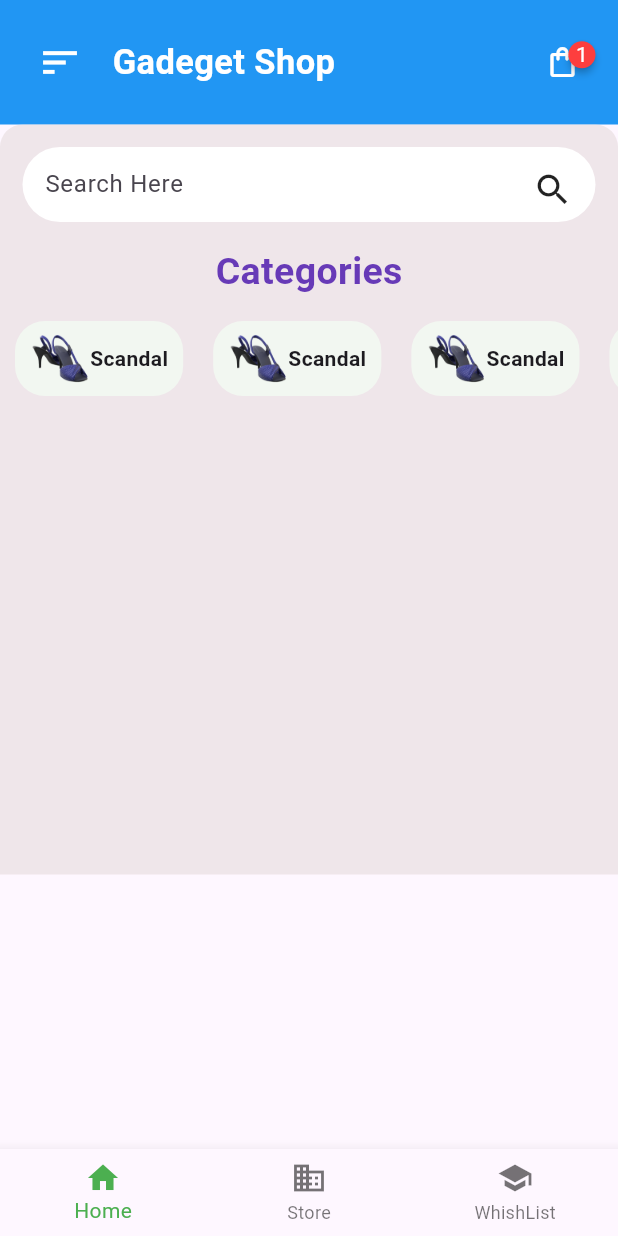
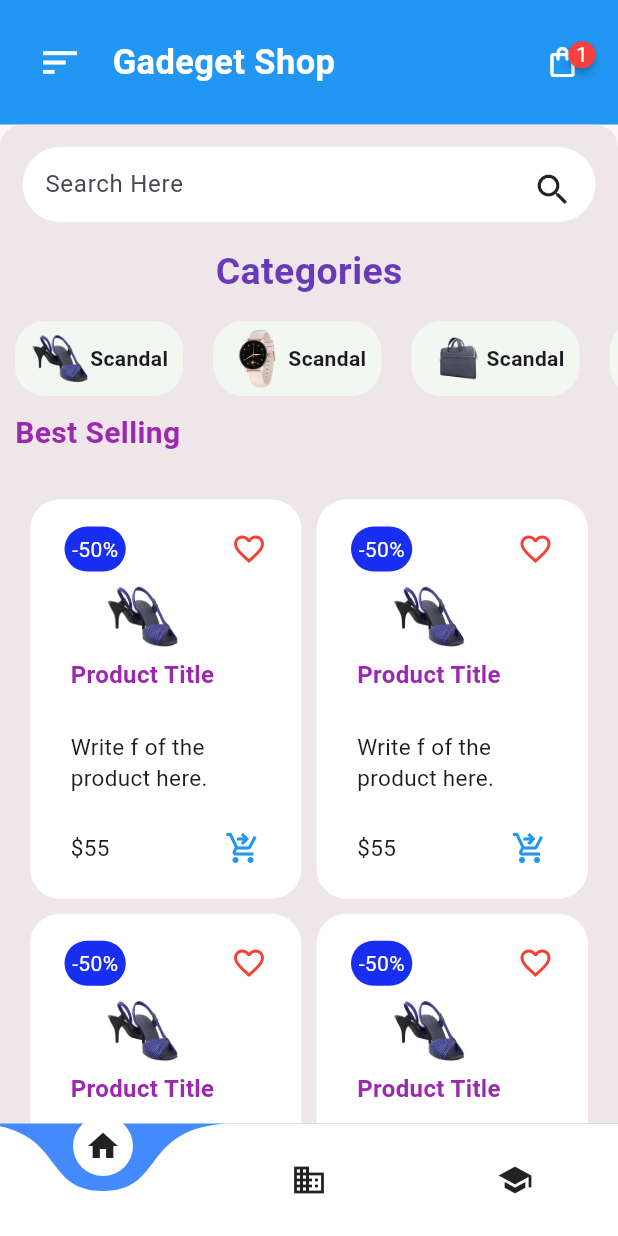
Before and after one commit to pranesh12/gadget_shop_app, a Flutter app: the screen it shows after launch, on a phone screen of 412 x 824 dp. Run offline on Flutter 3.47's test engine with Material 3 defaults, Android fonts, the phone set to English and light mode, and no system bars; drawn by our look-alikes of badges, curved_navigation_bar.

Commit message:
card added and curved animation added for bottom navigation

```diff
--- a/lib/screens/home.dart
+++ b/lib/screens/home.dart
@@ -1,3 +1,4 @@
+import 'package:curved_navigation_bar/curved_navigation_bar.dart';
 import 'package:flutter/material.dart';
 import 'package:gadget_shop/screens/front.dart';
 import 'package:gadget_shop/screens/store.dart';
@@ -29,16 +30,15 @@ class _HomeState extends State<Home> {
   Widget build(BuildContext context) {
     return Scaffold(
       body: screens[selectedIdx],
-      bottomNavigationBar: BottomNavigationBar(
+      bottomNavigationBar: CurvedNavigationBar(
         items: const [
-          BottomNavigationBarItem(icon: Icon(Icons.home), label: "Home"),
-          BottomNavigationBarItem(icon: Icon(Icons.business), label: "Store"),
-          BottomNavigationBarItem(icon: Icon(Icons.school), label: "WhishList"),
+          Icon(Icons.home),
+          Icon(Icons.business),
+          Icon(Icons.school),
           // BottomNavigationBarItem(icon: Icon(Icons.school), label: "Profile"),
         ],
-        currentIndex: selectedIdx,
+        index: selectedIdx,
         onTap: _onTap,
-        selectedItemColor: Colors.green,
       ),
     );
   }
--- a/lib/widgets/categories.dart
+++ b/lib/widgets/categories.dart
@@ -14,18 +14,18 @@ class _CategoriesState extends State<Categories> {
       scrollDirection: Axis.horizontal,
       child: Row(
         children: [
-          for (int i = 0; i < 8; i++)
+          for (int i = 1; i < 5; i++)
             Container(
               margin: const EdgeInsets.symmetric(horizontal: 10),
               padding: const EdgeInsets.symmetric(vertical: 5, horizontal: 10),
               decoration: BoxDecoration(
-                  color: Color.fromARGB(255, 242, 247, 241),
+                  color: const Color.fromARGB(255, 242, 247, 241),
                   borderRadius: BorderRadius.circular(20)),
               child: Row(
                 crossAxisAlignment: CrossAxisAlignment.center,
                 children: [
                   Image.asset(
-                    "assets/images/1.png",
+                    "assets/images/$i.png",
                     height: 40,
                     width: 40,
                   ),
--- /dev/null
+++ b/lib/widgets/items_widget.dart
@@ -0,0 +1,122 @@
+import 'package:flutter/material.dart';
+
+class ItemsWidget extends StatefulWidget {
+  const ItemsWidget({super.key});
+
+  @override
+  _ItemsWidgetState createState() => _ItemsWidgetState();
+}
+
+class _ItemsWidgetState extends State<ItemsWidget> {
+  @override
+  Widget build(BuildContext context) {
+    return GridView.count(
+      childAspectRatio: 0.68,
+      mainAxisSpacing: 10,
+      crossAxisSpacing: 10,
+      shrinkWrap: true,
+      padding: const EdgeInsets.all(20),
+      physics: NeverScrollableScrollPhysics(),
+      crossAxisCount: 2,
+      children: [
+        for (int i = 1; i < 8; i++)
+          Container(
+            padding: const EdgeInsets.only(left: 15, right: 15, top: 10),
+            decoration: BoxDecoration(
+              color: Colors.white,
+              borderRadius: BorderRadius.circular(20),
+            ),
+            child: Column(
+              crossAxisAlignment: CrossAxisAlignment.start,
+              children: [
+                Padding(
+                  padding: const EdgeInsets.all(8.0),
+                  child: Row(
+                    mainAxisAlignment: MainAxisAlignment.spaceBetween,
+                    children: [
+                      Container(
+                        padding: const EdgeInsets.all(5),
+                        decoration: BoxDecoration(
+                          borderRadius: BorderRadius.circular(20),
+                          color: const Color.fromARGB(255, 24, 46, 241),
+                        ),
+                        child: const Text(
+                          "-50%",
+                          style: TextStyle(color: Colors.white),
+                        ),
+                      ),
+                      const Icon(
+                        Icons.favorite_border,
+                        color: Colors.red,
+                      ),
+                    ],
+                  ),
+                ),
+                // Expanded used for dynamic height based on image size
+                Expanded(
+                  child: InkWell(
+                    onTap: () {},
+                    child: Container(
+                      child: Image.asset(
+                        "assets/images/1.png",
+
+                        height: 120, // Image height can remain fixed
+                        width: 120, // Adjusts the image to fit within the space
+                      ),
+                    ),
+                  ),
+                ),
+                Expanded(
+                  child: Padding(
+                    padding:
+                        const EdgeInsets.symmetric(horizontal: 12, vertical: 5),
+                    child: Text(
+                      "Product Title",
+                      style: const TextStyle(
+                        fontWeight: FontWeight.bold,
+                        color: Colors.purple,
+                        fontSize: 16, // Reduced font size to avoid overflow
+                      ),
+                    ),
+                  ),
+                ),
+                const SizedBox(height: 10),
+                Expanded(
+                  child: Padding(
+                    padding: const EdgeInsets.symmetric(horizontal: 12),
+                    child: Container(
+                      alignment: Alignment.centerLeft,
+                      child: Text(
+                        "Write f of the product here. Here It goes is it right.Here it goes",
+                        style: const TextStyle(fontSize: 15),
+                      ),
+                    ),
+                  ),
+                ),
+                const SizedBox(height: 12),
+                Expanded(
+                  child: Padding(
+                    padding: const EdgeInsets.symmetric(horizontal: 12),
+                    child: Row(
+                      mainAxisAlignment: MainAxisAlignment.spaceBetween,
+                      children: const [
+                        Text(
+                          "\$55",
+                          style: TextStyle(fontSize: 15),
+                        ),
+                        Icon(
+                          Icons.shopping_cart_checkout_outlined,
+                          color: Colors.blue,
+                        ),
+                      ],
+                    ),
+                  ),
+                ),
+                const SizedBox(height: 12),
+              ],
+            ),
+          ),
+      ],
+    );
+  }
+}
--- a/lib/widgets/search_item.dart
+++ b/lib/widgets/search_item.dart
@@ -1,5 +1,6 @@
 import 'package:flutter/material.dart';
 import 'package:gadget_shop/widgets/categories.dart';
+import 'package:gadget_shop/widgets/items_widget.dart';
 
 class SearchItem extends StatefulWidget {
   const SearchItem({Key? key}) : super(key: key);
@@ -13,7 +14,6 @@ class _SearchItemState extends State<SearchItem> {
   Widget build(BuildContext context) {
     return Container(
       padding: const EdgeInsets.only(top: 15),
-      height: 500,
       decoration: const BoxDecoration(
           color: Color.fromARGB(136, 226, 215, 215),
           borderRadius: BorderRadius.only(
@@ -54,7 +54,23 @@ class _SearchItemState extends State<SearchItem> {
                   color: Colors.deepPurple),
             ),
           ),
+          //categories
           Categories(),
+
+          Container(
+            alignment: Alignment.centerLeft,
+            margin: const EdgeInsets.symmetric(vertical: 10, horizontal: 10),
+            child: const Text(
+              "Best Selling",
+              style: TextStyle(
+                  fontSize: 20,
+                  fontWeight: FontWeight.bold,
+                  color: Colors.purple),
+            ),
+          ),
+
+          //Items wiedget
+          ItemsWidget(),
         ],
       ),
     );
--- a/pubspec.yaml
+++ b/pubspec.yaml
@@ -19,6 +19,7 @@ dependencies:
 
   # Badges package for displaying badges in your application.
   badges: ^3.1.2
+  curved_navigation_bar: ^1.0.6
 
 dev_dependencies:
   flutter_test:
```
Also changed, not shown: pubspec.lock.
